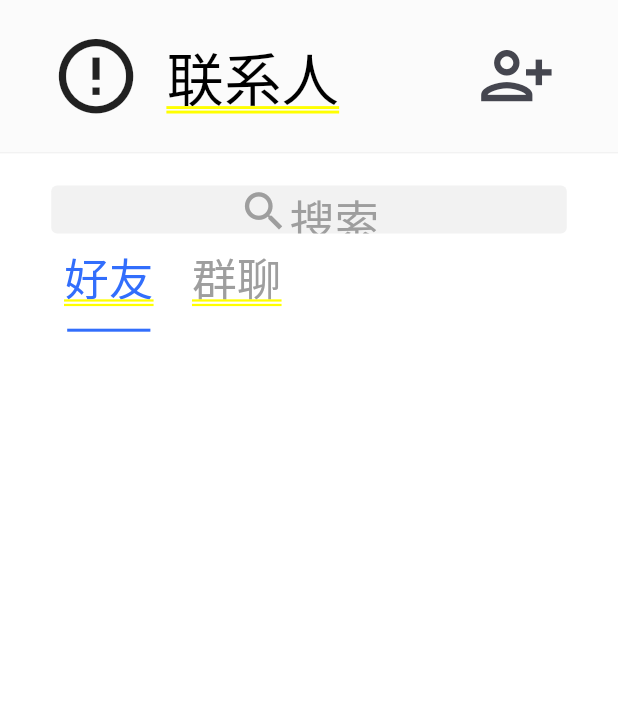
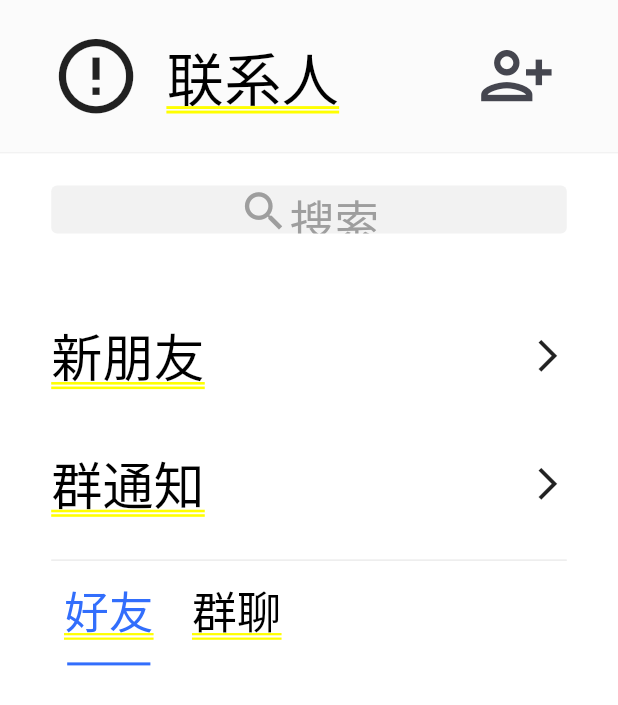
Before and after one commit to FangJZSP/flutter_relax_chat, a Flutter app: the ContactPage screen opened by its route, on a phone screen of 412 x 824 dp. Shown: the top 705 px of the screen. Run offline on Flutter 3.47's test engine with Material 3 defaults, Android fonts, the phone set to English and light mode, and no system bars; drawn by our look-alikes of easy_refresh; our stand-ins replace animate_do, badges, bot_toast, cached_network_image, dio, dropdown_button2 and 4 more; missing offline and left inert: google_mlkit_language_id, scrollview_observer; accounts and stored records are empty; network calls fail.

Commit message:
查看新朋友逻辑+UI

```diff
--- a/lib/model/resp/friend_list_resp.dart
+++ b/lib/model/resp/friend_list_resp.dart
@@ -28,12 +28,18 @@ class FriendModel {
   final String avatar;
   @JsonKey(defaultValue: 0)
   final int createTime;
+  @JsonKey(defaultValue: '')
+  final String message;
+  @JsonKey(defaultValue: 0)
+  final int status;
 
   FriendModel(
     this.friendId,
     this.name,
     this.avatar,
     this.createTime,
+    this.message,
+    this.status,
   );
 
   factory FriendModel.fromJson(Map<String, dynamic> json) =>
--- a/lib/pages/add/add_logic.dart
+++ b/lib/pages/add/add_logic.dart
@@ -55,6 +55,7 @@ class AddLogic extends GetxController {
           await api.groupSearch(name: state.inputStr.value);
       if (result.ok) {
         state.findGroups.addAll(result.data?.list ?? []);
+        state.findGroups.refresh();
       }
     } else {
       state.findPeople.clear();
@@ -62,6 +63,7 @@ class AddLogic extends GetxController {
           await api.friendSearch(name: state.inputStr.value);
       if (result.ok) {
         state.findPeople.addAll(result.data?.list ?? []);
+        state.findPeople.refresh();
       }
     }
     cleanAllToast();
--- a/lib/pages/add/add_view.dart
+++ b/lib/pages/add/add_view.dart
@@ -324,7 +324,7 @@ class AddPage extends StatelessWidget {
         borderRadius: BorderRadius.circular(8.w),
       ),
       child: Obx(() {
-        return state.findPeople.isEmpty
+        return state.findGroups.isEmpty
             ? Center(
                 child: Padding(
                   padding: EdgeInsets.only(bottom: SizeConfig.bottomMargin),
--- a/lib/pages/contact/contact_view.dart
+++ b/lib/pages/contact/contact_view.dart
@@ -27,8 +27,17 @@ class ContactPage extends StatelessWidget {
     return Column(
       children: [
         appBar(),
-        _buildSearchBar(),
-        _typeBar(),
+        buildSearchBar(),
+        buildNewFriendNotice(),
+        buildGroupNotice(),
+        Padding(
+          padding: EdgeInsets.fromLTRB(16.w, 12.w, 16.w, 12.w),
+          child: Divider(
+            height: 1,
+            color: Styles.grey.withOpacity(.2),
+          ),
+        ),
+        typeBar(),
         Expanded(
           child: _buildPageView(),
         ),
@@ -73,7 +82,7 @@ class ContactPage extends StatelessWidget {
   }
 
   // 搜索栏
-  Widget _buildSearchBar() {
+  Widget buildSearchBar() {
     return Container(
       color: Styles.white,
       child: GestureDetector(
@@ -104,7 +113,51 @@ class ContactPage extends StatelessWidget {
     );
   }
 
-  Widget _typeBar() {
+  Widget buildNewFriendNotice() {
+    return GestureDetector(
+      onTap: logic.goNewFriend,
+      child: Padding(
+        padding: EdgeInsets.fromLTRB(16.w, 16.w, 16.w, 8.w),
+        child: Row(
+          children: [
+            Expanded(
+                child: Text(
+              '新朋友',
+              style: Styles.textNormal(16.w).copyWith(color: Styles.blackText),
+            )),
+            Icon(
+              Icons.arrow_forward_ios,
+              size: 12.w,
+            ),
+          ],
+        ),
+      ),
+    );
+  }
+
+  Widget buildGroupNotice() {
+    return GestureDetector(
+      onTap: logic.goGroupNotice,
+      child: Padding(
+        padding: EdgeInsets.fromLTRB(16.w, 8.w, 16.w, 0),
+        child: Row(
+          children: [
+            Expanded(
+                child: Text(
+              '群通知',
+              style: Styles.textNormal(16.w).copyWith(color: Styles.blackText),
+            )),
+            Icon(
+              Icons.arrow_forward_ios,
+              size: 12.w,
+            ),
+          ],
+        ),
+      ),
+    );
+  }
+
+  Widget typeBar() {
     return Container(
       height: 30.w,
       margin: EdgeInsets.only(bottom: 10.w),
@@ -144,7 +197,7 @@ class ContactPage extends StatelessWidget {
                     height: 0.85,
                     color: state.selectedType.value == index
                         ? Styles.normalBlue
-                        : Styles.greyText,
+                        : Styles.blackText,
                   ),
                   textAlign: TextAlign.center,
                 ),
--- a/lib/pages/email_login/email_login_view.dart
+++ b/lib/pages/email_login/email_login_view.dart
@@ -1,5 +1,6 @@
 import 'package:flutter/material.dart';
 import 'package:get/get.dart';
+import 'package:relax_chat/common/common.dart';
 
 import '../../../common/styles.dart';
 import 'email_login_logic.dart';
@@ -160,7 +161,8 @@ class EmailLoginPage extends StatelessWidget {
                       children: [
                         Text(
                           state.showRegisterView.value ? '验证并登录' : '登录',
-                          style: Styles.textNormal(16),
+                          style: Styles.textNormal(16.w)
+                              .copyWith(color: Styles.whiteText),
                         ),
                       ],
                     ),
--- /dev/null
+++ b/lib/pages/group_notice/group_notice_state.dart
@@ -0,0 +1,5 @@
+class GroupNoticeState {
+  GroupNoticeState() {
+    ///Initialize variables
+  }
+}
--- a/lib/pages/login/login_view.dart
+++ b/lib/pages/login/login_view.dart
@@ -67,7 +67,8 @@ class LoginPage extends StatelessWidget {
                 ),
                 Text(
                   '登录',
-                  style: Styles.textNormal(14),
+                  style:
+                      Styles.textNormal(14.w).copyWith(color: Styles.whiteText),
                 )
               ],
             ),
--- a/lib/route/routes.dart
+++ b/lib/route/routes.dart
@@ -1,9 +1,11 @@
 import 'package:get/get.dart';
 import 'package:relax_chat/pages/apply/apply_view.dart';
 import 'package:relax_chat/pages/chat/chat_view.dart';
+import 'package:relax_chat/pages/new_friend/new_friend_view.dart';
 import '../pages/add/add_view.dart';
 import '../pages/contact/contact_view.dart';
 import '../pages/email_login/email_login_view.dart';
+import '../pages/group_notice/group_notice_view.dart';
 import '../pages/home/home_view.dart';
 import '../pages/login/login_view.dart';
 import '../pages/message/message_view.dart';
@@ -21,6 +23,8 @@ class Routes {
   static const profile = '/profile';
   static const add = '/add';
   static const apply = '/apply';
+  static const newFriend = '/newFriend';
+  static const groupNotice = '/groupNotice';
 
   static List<GetPage> getPages = [
     GetPage(name: root, page: () => RootPage()),
@@ -51,5 +55,11 @@ class Routes {
 
     /// 申请好友/群聊
     GetPage(name: apply, page: () => ApplyPage()),
+
+    /// 新朋友
+    GetPage(name: newFriend, page: () => NewFriendPage()),
+
+    /// 群通知
+    GetPage(name: groupNotice, page: () => GroupNoticePage()),
   ];
 }
--- a/lib/widgets/base/base_app_bar.dart
+++ b/lib/widgets/base/base_app_bar.dart
@@ -4,15 +4,21 @@ import '../../common/common.dart';
 class BaseAppBar extends StatelessWidget {
   final Widget child;
   final bool needTopMargin;
+  final Color? appBarColor;
 
-  const BaseAppBar({required this.child, this.needTopMargin = true, super.key});
+  const BaseAppBar({
+    required this.child,
+    this.needTopMargin = true,
+    this.appBarColor,
+    super.key,
+  });
 
   @override
   Widget build(BuildContext context) {
     return Container(
       margin: EdgeInsets.only(top: needTopMargin ? SizeConfig.topMargin : 0),
       height: SizeConfig.navBarHeight,
-      color: Styles.appBarColor,
+      color: appBarColor ?? Styles.appBarColor,
       child: Column(
         children: [
           Expanded(
```
Also changed, not shown: lib/model/resp/friend_apply_list_resp.dart (added, +29 -0 lines), lib/network/api_manager.dart (+17 -0 lines), lib/pages/contact/contact_logic.dart (+8 -0 lines), lib/pages/group_notice/group_notice_logic.dart (added, +7 -0 lines), lib/pages/group_notice/group_notice_view.dart (added, +16 -0 lines), lib/pages/new_friend/new_friend_logic.dart (added, +74 -0 lines), lib/pages/new_friend/new_friend_state.dart (added, +21 -0 lines), lib/pages/new_friend/new_friend_view.dart (added, +122 -0 lines), lib/model/resp/friend_apply_list_resp.g.dart (added), lib/model/resp/friend_list_resp.g.dart.
